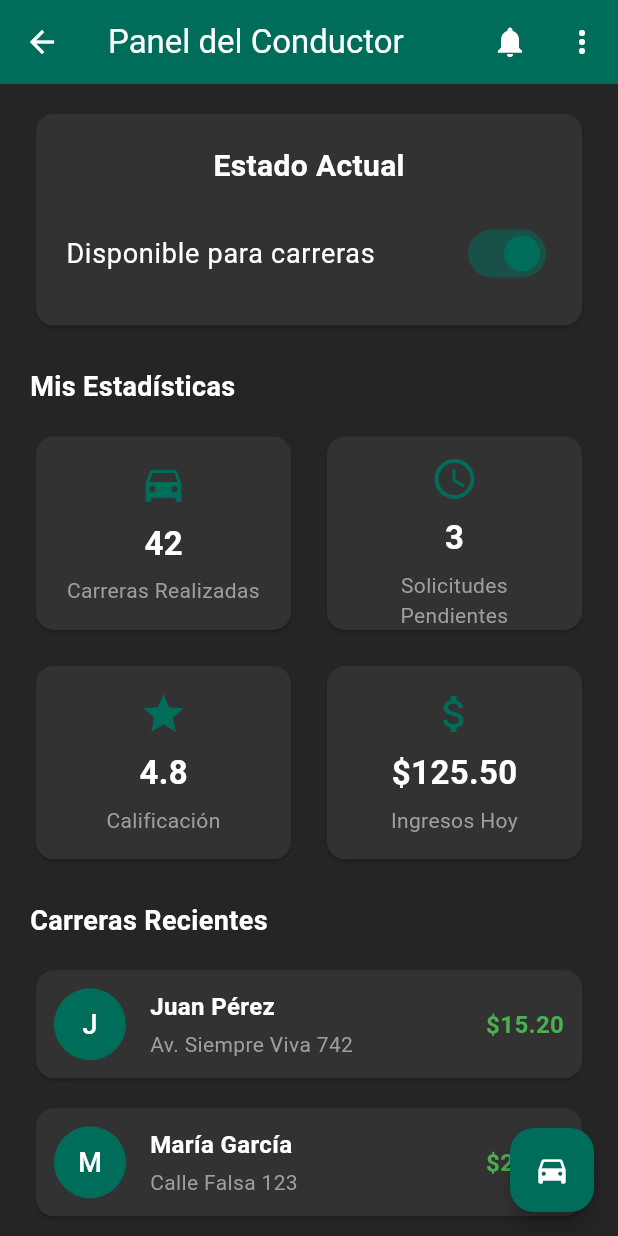
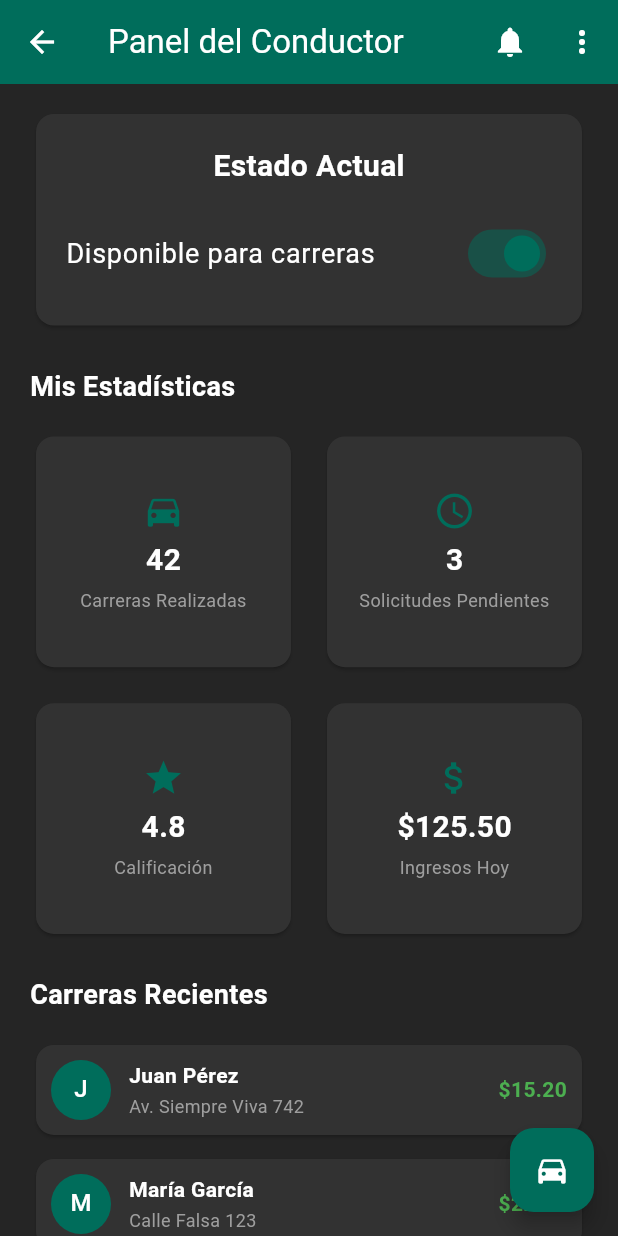
Before and after one commit to abrahan24/karona_app, a Flutter app: the DriverDashboardScreen screen opened by its route, on a phone screen of 412 x 824 dp. Run offline on Flutter 3.47's test engine with Material 3 defaults, Android fonts, the phone set to English and light mode, and no system bars; our stand-ins replace camera, flutter_map, image_picker, latlong2, permission_handler, shared_preferences; missing offline and left inert: google_mlkit_face_detection, google_mlkit_text_recognition; accounts and stored records are empty.

Commit message:
Abrahan 14-05-2025

```diff
--- /dev/null
+++ b/devtools_options.yaml
@@ -0,0 +1,3 @@
+description: This file stores settings for Dart & Flutter DevTools.
+documentation: https://docs.flutter.dev/tools/devtools/extensions#configure-extension-enablement-states
+extensions:
--- a/lib/Driver_dashboard.dart
+++ b/lib/Driver_dashboard.dart
@@ -36,7 +36,7 @@ class _DriverDashboardScreenState extends State<DriverDashboardScreen> {
   }
 
   void _simulateRequests() {
-    Future.delayed(const Duration(seconds: 30), () {
+    Future.delayed(const Duration(seconds: 10), () {
       if (mounted && _available) {
         setState(() {
           _pendingRequests++;
@@ -72,9 +72,9 @@ class _DriverDashboardScreenState extends State<DriverDashboardScreen> {
                 context,
                 MaterialPageRoute(
                   builder: (_) => RideScreen(
-                    driverLocation: const LatLng(-17.7838, -63.180),
-                    clientLocation: const LatLng(-17.7865, -63.181),
-                    destination: const LatLng(-17.7899, -63.195),
+                    driverLocation: const LatLng(-11.043992, -68.775170),
+                    clientLocation: const LatLng(-11.039016, -68.771850),
+                    destination: const LatLng(-11.032907, -68.775390),
                   ),
                 ),
               );
@@ -151,16 +151,11 @@ class _DriverDashboardScreenState extends State<DriverDashboardScreen> {
   }
 
   Widget _buildDashboardBody(bool isLargeScreen) {
-    return LayoutBuilder(
-      builder: (context, constraints) {
     return SingleChildScrollView(
+      child: Padding(
         padding: EdgeInsets.symmetric(
           horizontal: isLargeScreen ? 20 : 16,
           vertical: 16,
-          ),
-          child: ConstrainedBox(
-            constraints: BoxConstraints(
-              minHeight: constraints.maxHeight,
         ),
         child: Column(
           crossAxisAlignment: CrossAxisAlignment.stretch,
@@ -174,12 +169,9 @@ class _DriverDashboardScreenState extends State<DriverDashboardScreen> {
             _buildRecentRidesHeader(),
             SizedBox(height: isLargeScreen ? 16 : 10),
             _buildRecentRidesList(isLargeScreen),
-                SizedBox(height: isLargeScreen ? 24 : 20), // Espacio adicional al final
           ],
         ),
       ),
-        );
-      },
     );
   }
 
@@ -189,6 +181,7 @@ class _DriverDashboardScreenState extends State<DriverDashboardScreen> {
       child: Padding(
         padding: EdgeInsets.all(isLargeScreen ? 20 : 16),
         child: Column(
+          mainAxisSize: MainAxisSize.min, // IMPORTANTE: Evita overflow
           children: [
             Text(
               'Estado Actual',
@@ -234,30 +227,30 @@ class _DriverDashboardScreenState extends State<DriverDashboardScreen> {
       shrinkWrap: true,
       physics: const NeverScrollableScrollPhysics(),
       crossAxisCount: 2,
-      childAspectRatio: isLargeScreen ? 1.3 : 1.2, // Ajustado para evitar overflow
+      childAspectRatio: 1.1, // Ajustado para evitar overflow
       crossAxisSpacing: isLargeScreen ? 16 : 10,
       mainAxisSpacing: isLargeScreen ? 16 : 10,
       padding: EdgeInsets.zero,
       children: [
-        _buildStatCard(
+        _buildCompactStatCard(
           'Carreras Realizadas',
           _completedRides.toString(),
           Icons.directions_car,
           isLargeScreen,
         ),
-        _buildStatCard(
+        _buildCompactStatCard(
           'Solicitudes Pendientes',
           _pendingRequests.toString(),
           Icons.access_time,
           isLargeScreen,
         ),
-        _buildStatCard(
+        _buildCompactStatCard(
           'Calificación',
           _rating.toStringAsFixed(1),
           Icons.star,
           isLargeScreen,
         ),
-        _buildStatCard(
+        _buildCompactStatCard(
           'Ingresos Hoy',
           '\$125.50',
           Icons.attach_money,
@@ -267,7 +260,7 @@ class _DriverDashboardScreenState extends State<DriverDashboardScreen> {
     );
   }
 
-  Widget _buildStatCard(
+  Widget _buildCompactStatCard(
     String title,
     String value,
     IconData icon,
@@ -275,30 +268,34 @@ class _DriverDashboardScreenState extends State<DriverDashboardScreen> {
   ) {
     return Card(
       color: const Color.fromARGB(255, 50, 50, 50),
-      child: Padding(
-        padding: EdgeInsets.all(isLargeScreen ? 12 : 10),
+      child: Container(
+        padding: EdgeInsets.all(isLargeScreen ? 8 : 6),
+        constraints: BoxConstraints(
+          minHeight: 0, // Permite que la tarjeta se encoja si es necesario
+        ),
         child: Column(
+          mainAxisSize: MainAxisSize.min, // IMPORTANTE: Evita overflow
           mainAxisAlignment: MainAxisAlignment.center,
           children: [
             Icon(
               icon,
-              size: isLargeScreen ? 32 : 28,
+              size: isLargeScreen ? 28 : 24,
               color: const Color(0xFF006d5b),
             ),
-            SizedBox(height: isLargeScreen ? 8 : 6),
+            SizedBox(height: isLargeScreen ? 4 : 2),
             Text(
               value,
               style: TextStyle(
-                fontSize: isLargeScreen ? 22 : 20,
+                fontSize: isLargeScreen ? 20 : 18,
                 fontWeight: FontWeight.bold,
                 color: Colors.white,
               ),
             ),
-            SizedBox(height: isLargeScreen ? 6 : 4),
+            SizedBox(height: isLargeScreen ? 4 : 2),
             Text(
               title,
               style: TextStyle(
-                fontSize: isLargeScreen ? 14 : 12,
+                fontSize: isLargeScreen ? 12 : 10,
                 color: Colors.grey,
               ),
               textAlign: TextAlign.center,
@@ -324,17 +321,18 @@ class _DriverDashboardScreenState extends State<DriverDashboardScreen> {
 
   Widget _buildRecentRidesList(bool isLargeScreen) {
     return Column(
+      mainAxisSize: MainAxisSize.min, // IMPORTANTE: Evita overflow
       children: [
-        _buildRideItem('Juan Pérez', 'Av. Siempre Viva 742', '\$15.20', isLargeScreen),
-        SizedBox(height: isLargeScreen ? 12 : 8),
-        _buildRideItem('María García', 'Calle Falsa 123', '\$22.50', isLargeScreen),
-        SizedBox(height: isLargeScreen ? 12 : 8),
-        _buildRideItem('Carlos López', 'Boulevard Los Olivos', '\$18.75', isLargeScreen),
+        _buildCompactRideItem('Juan Pérez', 'Av. Siempre Viva 742', '\$15.20', isLargeScreen),
+        SizedBox(height: isLargeScreen ? 8 : 6),
+        _buildCompactRideItem('María García', 'Calle Falsa 123', '\$22.50', isLargeScreen),
+        SizedBox(height: isLargeScreen ? 8 : 6),
+        _buildCompactRideItem('Carlos López', 'Boulevard Los Olivos', '\$18.75', isLargeScreen),
       ],
     );
   }
 
-  Widget _buildRideItem(
+  Widget _buildCompactRideItem(
     String name,
     String address,
     String price,
@@ -343,38 +341,40 @@ class _DriverDashboardScreenState extends State<DriverDashboardScreen> {
     return Card(
       color: const Color.fromARGB(255, 50, 50, 50),
       child: Container(
-        padding: EdgeInsets.all(isLargeScreen ? 12 : 10),
+        padding: EdgeInsets.all(isLargeScreen ? 10 : 8),
         child: Row(
+          crossAxisAlignment: CrossAxisAlignment.center,
           children: [
             CircleAvatar(
-              radius: isLargeScreen ? 24 : 20,
+              radius: isLargeScreen ? 20 : 16,
               backgroundColor: const Color(0xFF006d5b),
               child: Text(
                 name[0],
                 style: TextStyle(
-                  fontSize: isLargeScreen ? 18 : 16,
+                  fontSize: isLargeScreen ? 16 : 14,
                   color: Colors.white,
                 ),
               ),
             ),
-            SizedBox(width: isLargeScreen ? 16 : 12),
+            SizedBox(width: isLargeScreen ? 12 : 8),
             Expanded(
               child: Column(
+                mainAxisSize: MainAxisSize.min, // IMPORTANTE: Evita overflow
                 crossAxisAlignment: CrossAxisAlignment.start,
                 children: [
                   Text(
                     name,
                     style: TextStyle(
-                      fontSize: isLargeScreen ? 16 : 14,
+                      fontSize: isLargeScreen ? 14 : 12,
                       fontWeight: FontWeight.bold,
                       color: Colors.white,
                     ),
                   ),
-                  SizedBox(height: 4),
+                  SizedBox(height: 2),
                   Text(
                     address,
                     style: TextStyle(
-                      fontSize: isLargeScreen ? 14 : 12,
+                      fontSize: isLargeScreen ? 12 : 10,
                       color: Colors.grey,
                     ),
                     maxLines: 2,
@@ -383,13 +383,13 @@ class _DriverDashboardScreenState extends State<DriverDashboardScreen> {
                 ],
               ),
             ),
-            SizedBox(width: isLargeScreen ? 16 : 12),
+            SizedBox(width: isLargeScreen ? 12 : 8),
             Text(
               price,
               style: TextStyle(
                 color: Colors.green,
                 fontWeight: FontWeight.bold,
-                fontSize: isLargeScreen ? 16 : 14,
+                fontSize: isLargeScreen ? 14 : 12,
               ),
             ),
           ],
--- a/pubspec.yaml
+++ b/pubspec.yaml
@@ -24,6 +24,8 @@ dependencies:
   flutter_polyline_points: ^2.1.0
   google_mlkit_text_recognition: ^0.15.0
   google_mlkit_commons: ^0.11.0
+  google_mlkit_face_detection: ^0.13.1
+  screen_brightness: ^2.1.3
 
 
 dev_dependencies:
```
Also changed, not shown: lib/CameraFaceCaptureScreen.dart (added, +228 -0 lines), lib/RegistroConductorScreen.dart (+63 -26 lines), lib/Ride_screen.dart (+121 -151 lines), pubspec.lock, 3 other files. Lines whose indentation alone changed are shown as unchanged.
